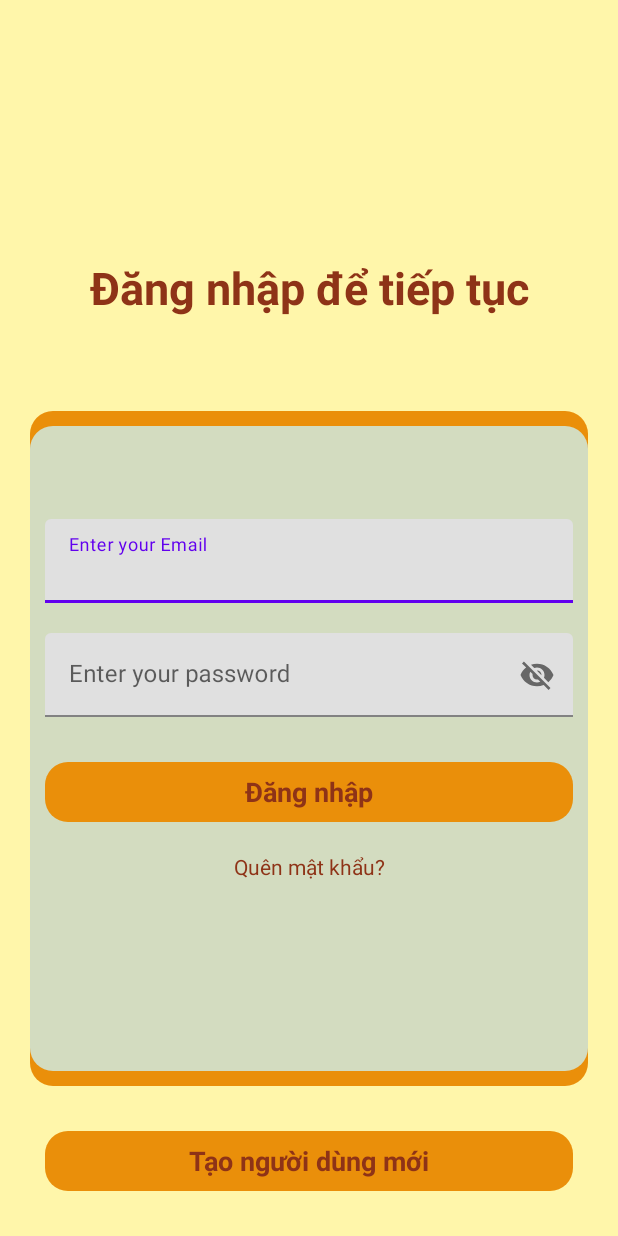
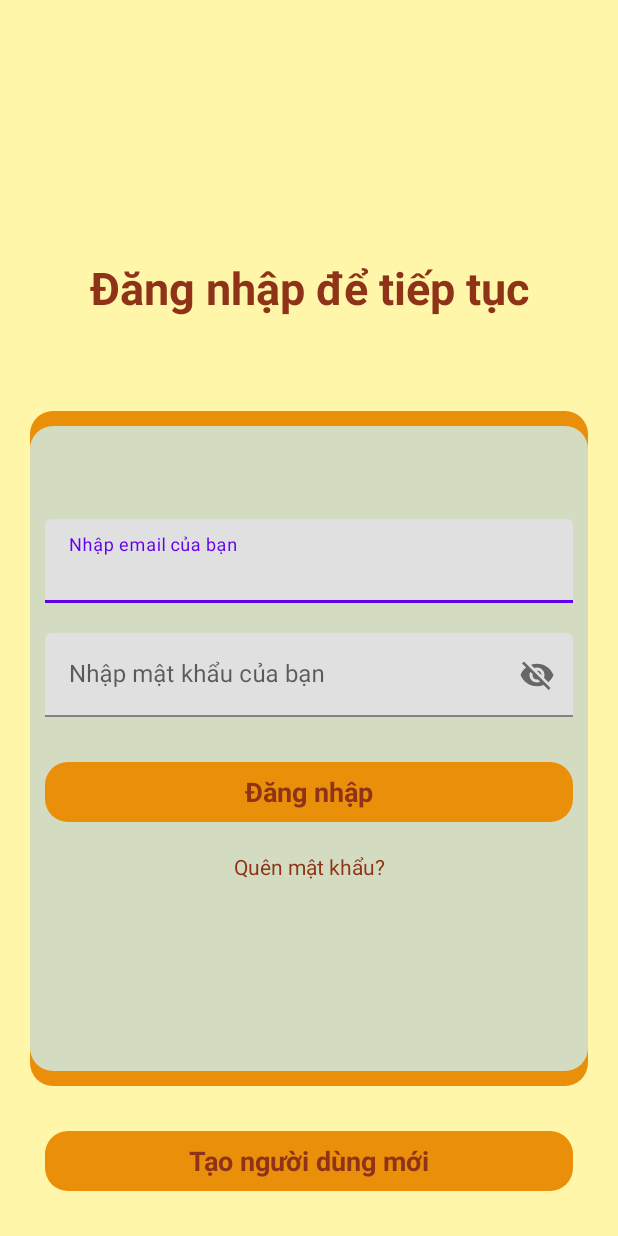
Before and after one commit to TVBinh19000399/EZNotes, an Android app: the LoginActivity screen opened directly, with no data from a screen before it, on a phone screen of 412 x 824 dp. Run offline under Robolectric (Android 15) with nearby library versions, the phone set to English and light mode, and no system bars; our stand-ins replace Firebase (no records; nobody signed in at launch, a user with empty details on screens opened directly).

Commit message:
Update activity_login.xml

```diff
--- a/app/src/main/res/layout/activity_login.xml
+++ b/app/src/main/res/layout/activity_login.xml
@@ -68,7 +68,7 @@
             android:layout_width="match_parent"
             android:layout_height="wrap_content"
             android:id="@+id/Loginemail"
-            android:hint="Enter your Email"
+            android:hint="Nhập email của bạn"
             android:inputType="textEmailAddress"></EditText>
     </com.google.android.material.textfield.TextInputLayout>
     <com.google.android.material.textfield.TextInputLayout
@@ -85,7 +85,7 @@
             android:layout_width="match_parent"
             android:layout_height="wrap_content"
             android:id="@+id/Loginpassword"
-            android:hint="Enter your password"
+            android:hint="Nhập mật khẩu của bạn"
             ></EditText>
     </com.google.android.material.textfield.TextInputLayout>
 
```
